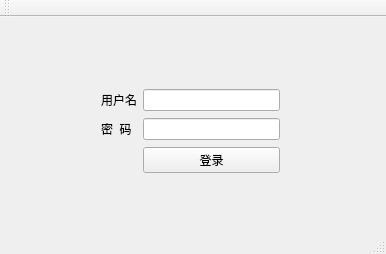
First picture: the form in FruitManager/mainwindow.ui, repository database-class-assistants/c-sFruitManager, before the edit.
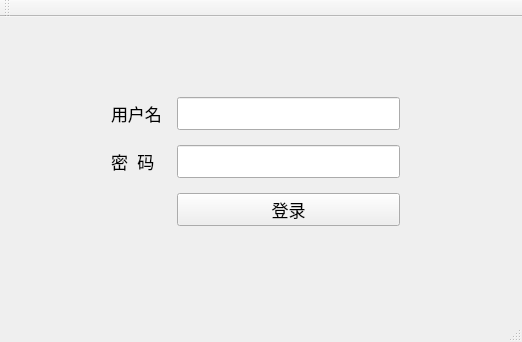
Second picture: the form after the edit.

```diff
--- a/FruitManager/mainwindow.ui
+++ b/FruitManager/mainwindow.ui
@@ -6,8 +6,8 @@
    <rect>
     <x>0</x>
     <y>0</y>
-    <width>386</width>
-    <height>254</height>
+    <width>522</width>
+    <height>342</height>
    </rect>
   </property>
   <property name="windowTitle">
@@ -17,10 +17,10 @@
    <widget class="QWidget" name="gridLayoutWidget">
     <property name="geometry">
      <rect>
-      <x>90</x>
+      <x>100</x>
       <y>60</y>
-      <width>201</width>
-      <height>111</height>
+      <width>311</width>
+      <height>171</height>
      </rect>
     </property>
     <layout class="QGridLayout" name="gridLayout">
@@ -29,32 +29,85 @@
      </item>
      <item row="3" column="0">
       <widget class="QLabel" name="label">
+       <property name="minimumSize">
+        <size>
+         <width>60</width>
+         <height>0</height>
+        </size>
+       </property>
+       <property name="font">
+        <font>
+         <pointsize>13</pointsize>
+        </font>
+       </property>
        <property name="text">
         <string>密  码</string>
        </property>
       </widget>
      </item>
-     <item row="1" column="0">
-      <widget class="QLabel" name="label_2">
-       <property name="text">
-        <string>用户名</string>
+     <item row="1" column="1">
+      <widget class="QLineEdit" name="user_name">
+       <property name="minimumSize">
+        <size>
+         <width>0</width>
+         <height>33</height>
+        </size>
        </property>
-      </widget>
-     </item>
-     <item row="4" column="1">
-      <widget class="QPushButton" name="login">
-       <property name="text">
-        <string>登录</string>
+       <property name="font">
+        <font>
+         <pointsize>13</pointsize>
+        </font>
        </property>
       </widget>
      </item>
      <item row="3" column="1">
       <widget class="QLineEdit" name="user_pwd">
+       <property name="minimumSize">
+        <size>
+         <width>0</width>
+         <height>33</height>
+        </size>
+       </property>
+       <property name="font">
+        <font>
+         <pointsize>13</pointsize>
+        </font>
+       </property>
        <property name="tabletTracking">
         <bool>true</bool>
        </property>
       </widget>
      </item>
+     <item row="4" column="1">
+      <widget class="QPushButton" name="login">
+       <property name="minimumSize">
+        <size>
+         <width>0</width>
+         <height>30</height>
+        </size>
+       </property>
+       <property name="font">
+        <font>
+         <pointsize>13</pointsize>
+        </font>
+       </property>
+       <property name="text">
+        <string>登录</string>
+       </property>
+      </widget>
+     </item>
+     <item row="1" column="0">
+      <widget class="QLabel" name="label_2">
+       <property name="font">
+        <font>
+         <pointsize>13</pointsize>
+        </font>
+       </property>
+       <property name="text">
+        <string>用户名</string>
+       </property>
+      </widget>
+     </item>
     </layout>
    </widget>
   </widget>
```
Left out of the diff: 5 changed lines with no effect on the pictures.
